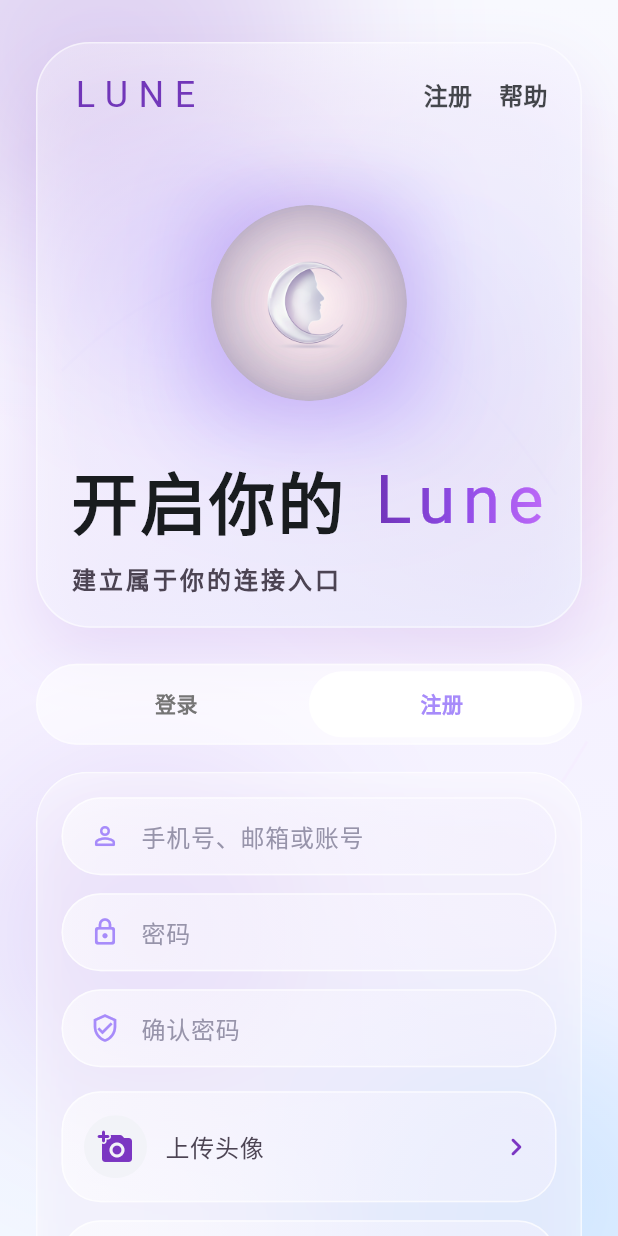
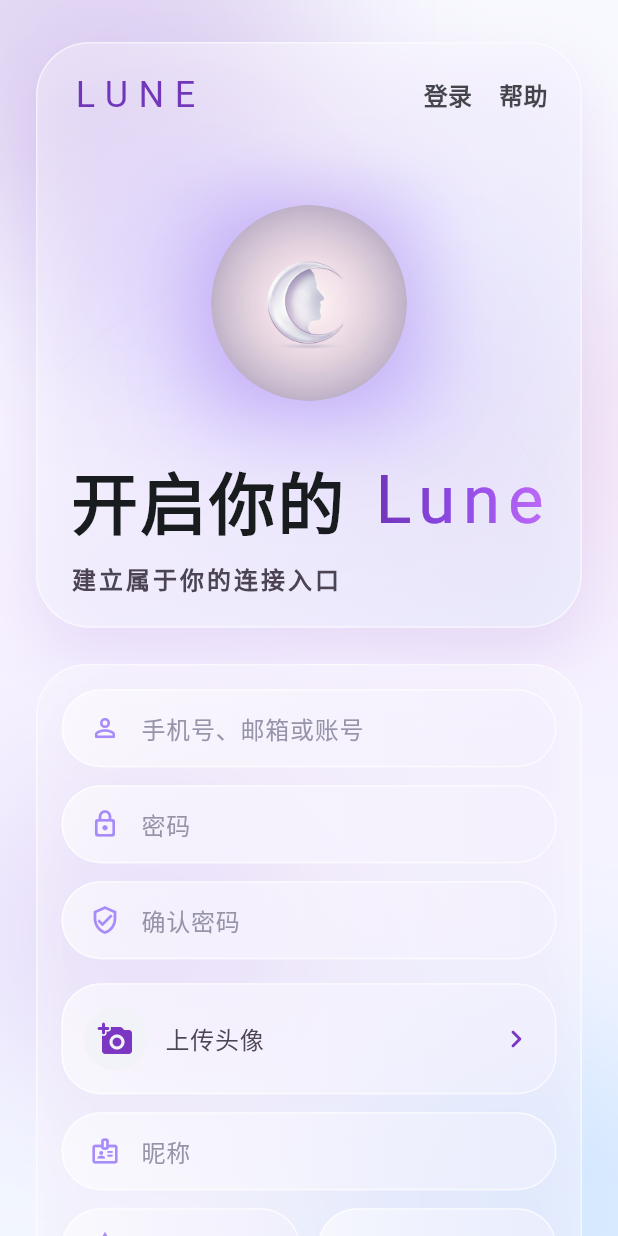
Before and after one commit to ZhaoX19990227/rainbowsocial, a Flutter app: the screen it shows after launch, after a tap on "注册", on a phone screen of 412 x 824 dp. Run offline on Flutter 3.47's test engine with Material 3 defaults, Android fonts, the phone set to English and light mode, and no system bars; our stand-ins replace flutter_riverpod, geocoding, geolocator, image_picker, just_audio, shared_preferences; missing offline and left inert: record; accounts and stored records are empty; Roboto replaces fonts that are missing (PingFang SC).

Commit message:
first commit: merge frontend and backend1

```diff
--- /dev/null
+++ b/rainbow-social-frontend/devtools_options.yaml
@@ -0,0 +1,3 @@
+description: This file stores settings for Dart & Flutter DevTools.
+documentation: https://docs.flutter.dev/tools/devtools/extensions#configure-extension-enablement-states
+extensions:
--- a/rainbow-social-frontend/lib/pages/login_page.dart
+++ b/rainbow-social-frontend/lib/pages/login_page.dart
@@ -125,16 +125,10 @@ class _LoginPageState extends ConsumerState<LoginPage> {
                         isRegisterMode: _isRegisterMode,
                         compact: compact,
                         onRegisterTap: () =>
-                        setState(() => _isRegisterMode = true),
+                            setState(() => _isRegisterMode = !_isRegisterMode),
                         onHelpTap: () => AppFeedback.showToast('帮助功能即将上线'),
                       ),
                       SizedBox(height: compact ? 18 : 24),
-                      _SegmentedAuthSwitch(
-                        isRegisterMode: _isRegisterMode,
-                        onChanged: (value) =>
-                            setState(() => _isRegisterMode = value),
-                      ),
-                      SizedBox(height: compact ? 14 : 18),
                       _FrostedFormCard(
                         compact: compact,
                         child: Column(
@@ -487,6 +481,7 @@ class _LoginHero extends StatelessWidget {
   Widget build(BuildContext context) {
     final titleLead = isRegisterMode ? '开启你的' : '回到你的';
     final subtitle = isRegisterMode ? '建立属于你的连接入口' : '遇见 柔光里的呼吸';
+    final topActionLabel = isRegisterMode ? '登录' : '注册';
 
     return Container(
       padding: EdgeInsets.fromLTRB(
@@ -532,7 +527,7 @@ class _LoginHero extends StatelessWidget {
                 ),
               ),
               _HeroTopLink(
-                label: '注册',
+                label: topActionLabel,
                 onTap: onRegisterTap,
               ),
               const SizedBox(width: 18),
@@ -867,83 +862,6 @@ class _HeroGlow extends StatelessWidget {
               spreadRadius: 10,
             ),
           ],
-        ),
-      ),
-    );
-  }
-}
-
-class _SegmentedAuthSwitch extends StatelessWidget {
-  const _SegmentedAuthSwitch({
-    required this.isRegisterMode,
-    required this.onChanged,
-  });
-
-  final bool isRegisterMode;
-  final ValueChanged<bool> onChanged;
-
-  @override
-  Widget build(BuildContext context) {
-    return Container(
-      padding: const EdgeInsets.all(4),
-      decoration: BoxDecoration(
-        color: Colors.white.withValues(alpha: 0.6),
-        borderRadius: BorderRadius.circular(30),
-        border: Border.all(color: Colors.white.withValues(alpha: 0.5)),
-      ),
-      child: Row(
-        children: [
-          Expanded(
-            child: _SegmentedTab(
-              text: '登录',
-              active: !isRegisterMode,
-              onTap: () => onChanged(false),
-            ),
-          ),
-          Expanded(
-            child: _SegmentedTab(
-              text: '注册',
-              active: isRegisterMode,
-              onTap: () => onChanged(true),
-            ),
-          ),
-        ],
-      ),
-    );
-  }
-}
-
-class _SegmentedTab extends StatelessWidget {
-  const _SegmentedTab({
-    required this.text,
-    required this.active,
-    required this.onTap,
-  });
-
-  final String text;
-  final bool active;
-  final VoidCallback onTap;
-
-  @override
-  Widget build(BuildContext context) {
-    return GestureDetector(
-      onTap: onTap,
-      child: AnimatedContainer(
-        duration: const Duration(milliseconds: 220),
-        curve: Curves.easeOutCubic,
-        height: 44,
-        decoration: BoxDecoration(
-          color: active ? Colors.white : Colors.transparent,
-          borderRadius: BorderRadius.circular(30),
-        ),
-        child: Center(
-          child: Text(
-            text,
-            style: TextStyle(
-              color: active ? const Color(0xFFA78BFA) : Colors.grey.shade600,
-              fontWeight: FontWeight.w600,
-            ),
-          ),
         ),
       ),
     );
--- a/rainbow-social-frontend/lib/pages/splash_page.dart
+++ b/rainbow-social-frontend/lib/pages/splash_page.dart
@@ -1,5 +1,5 @@
 import 'dart:async';
-import 'package:animated_text_kit/animated_text_kit.dart';
+
 import 'package:flutter/material.dart';
 import 'package:flutter_riverpod/flutter_riverpod.dart';
 
@@ -17,10 +17,12 @@ class SplashPage extends ConsumerStatefulWidget {
 
 class _SplashPageState extends ConsumerState<SplashPage> {
   static const Duration _minimumShowDuration = Duration(milliseconds: 1600);
+  static const Duration _maximumWaitDuration = Duration(seconds: 4);
 
   bool _navigated = false;
   AsyncValue? _latestAuthState;
   Timer? _deferredRouteTimer;
+  Timer? _maximumWaitTimer;
   ProviderSubscription<AsyncValue>? _subscription;
   late final DateTime _enteredAt;
 
@@ -29,6 +31,12 @@ class _SplashPageState extends ConsumerState<SplashPage> {
     super.initState();
     _enteredAt = DateTime.now();
     Future<void>.microtask(() {
+      _maximumWaitTimer = Timer(_maximumWaitDuration, () {
+        if (!mounted || _navigated) {
+          return;
+        }
+        _navigateToNext(_latestAuthState ?? const AsyncValue.data(null));
+      });
       _subscription = ref.listenManual<AsyncValue>(
         authControllerProvider,
         (previous, next) {
@@ -65,6 +73,7 @@ class _SplashPageState extends ConsumerState<SplashPage> {
     if (!mounted || _navigated) {
       return;
     }
+    _maximumWaitTimer?.cancel();
     _navigated = true;
     Navigator.of(context).pushReplacementNamed(
       state.valueOrNull == null ? AppRouter.login : AppRouter.main,
@@ -74,6 +83,7 @@ class _SplashPageState extends ConsumerState<SplashPage> {
   @override
   void dispose() {
     _deferredRouteTimer?.cancel();
+    _maximumWaitTimer?.cancel();
     _subscription?.close();
     super.dispose();
   }
@@ -117,36 +127,12 @@ class _SplashPageState extends ConsumerState<SplashPage> {
                     const Spacer(),
                     SizedBox(
                       width: 300,
-                      child: DefaultTextStyle(
-                        style:
-                            Theme.of(context).textTheme.headlineSmall!.copyWith(
-                                  color: AppTheme.textPrimary,
-                                  fontWeight: FontWeight.w700,
-                                  height: 1.4,
-                                  fontFamily: 'PingFang SC',
-                                ),
-                        textAlign: TextAlign.center,
-                        child: AnimatedTextKit(
-                          key: const ValueKey('splash-copy'),
-                          isRepeatingAnimation: false,
-                          repeatForever: false,
-                          totalRepeatCount: 1,
-                          animatedTexts: [
-                            TypewriterAnimatedText(
-                              '回到你的Lune\n遇见 柔光里的呼吸...',
-                              speed: const Duration(milliseconds: 110),
-                              cursor: '▋',
-                              textStyle: Theme.of(context)
-                                  .textTheme
-                                  .headlineSmall!
-                                  .copyWith(
+                      child: _SplashTypewriterCopy(
+                        style: Theme.of(context).textTheme.headlineSmall!.copyWith(
                               color: AppTheme.primaryDark,
                               fontWeight: FontWeight.w700,
                               height: 1.45,
                               fontFamily: 'PingFang SC',
-                                  ),
-                            ),
-                          ],
                             ),
                       ),
                     ),
@@ -173,6 +159,98 @@ class _SplashPageState extends ConsumerState<SplashPage> {
           ],
         ),
       ),
+    );
+  }
+}
+
+class _SplashTypewriterCopy extends StatefulWidget {
+  const _SplashTypewriterCopy({required this.style});
+
+  final TextStyle style;
+
+  @override
+  State<_SplashTypewriterCopy> createState() => _SplashTypewriterCopyState();
+}
+
+class _SplashTypewriterCopyState extends State<_SplashTypewriterCopy> {
+  static const String _lineOne = '回到你的Lune';
+  static const String _lineTwo = '遇见 柔光里的呼吸...';
+  static const Duration _tick = Duration(milliseconds: 95);
+  static const Duration _linePause = Duration(milliseconds: 240);
+
+  Timer? _timer;
+  String _visibleLineOne = '';
+  String _visibleLineTwo = '';
+  bool _showCursor = true;
+  int _step = 0;
+
+  @override
+  void initState() {
+    super.initState();
+    _timer = Timer.periodic(_tick, (_) {
+      if (!mounted) {
+        return;
+      }
+      setState(() {
+        final firstLineLength = _lineOne.length;
+        final pauseSteps =
+            (_linePause.inMilliseconds / _tick.inMilliseconds).round();
+        final secondLineStart = firstLineLength + pauseSteps;
+        final secondLineLength = _lineTwo.length;
+
+        if (_step < firstLineLength) {
+          _visibleLineOne = _lineOne.substring(0, _step + 1);
+        } else if (_step >= secondLineStart &&
+            _step < secondLineStart + secondLineLength) {
+          final secondIndex = _step - secondLineStart + 1;
+          _visibleLineTwo = _lineTwo.substring(0, secondIndex);
+        } else if (_step >= secondLineStart + secondLineLength) {
+          _showCursor = false;
+          _timer?.cancel();
+        }
+
+        _step += 1;
+      });
+    });
+  }
+
+  @override
+  void dispose() {
+    _timer?.cancel();
+    super.dispose();
+  }
+
+  @override
+  Widget build(BuildContext context) {
+    final firstLineLength = _lineOne.length;
+    final pauseSteps =
+        (_linePause.inMilliseconds / _tick.inMilliseconds).round();
+    final secondLineStart = firstLineLength + pauseSteps;
+    final typingLineOne = _step <= firstLineLength;
+    final typingLineTwo = _step > secondLineStart && _visibleLineTwo != _lineTwo;
+    final lineOneText = typingLineOne && _showCursor
+        ? '$_visibleLineOne▋'
+        : _visibleLineOne;
+    final lineTwoText = typingLineTwo && _showCursor
+        ? '$_visibleLineTwo▋'
+        : _visibleLineTwo;
+
+    return Column(
+      key: const ValueKey('splash-copy'),
+      mainAxisSize: MainAxisSize.min,
+      children: [
+        Text(
+          lineOneText,
+          textAlign: TextAlign.center,
+          style: widget.style,
+        ),
+        const SizedBox(height: 4),
+        Text(
+          lineTwoText,
+          textAlign: TextAlign.center,
+          style: widget.style,
+        ),
+      ],
     );
   }
 }
@@ -320,11 +398,39 @@ class _FloatingGlow extends StatelessWidget {
   }
 }
 
-class _FlowingLoadingBar extends StatelessWidget {
+class _FlowingLoadingBar extends StatefulWidget {
   const _FlowingLoadingBar();
 
   @override
+  State<_FlowingLoadingBar> createState() => _FlowingLoadingBarState();
+}
+
+class _FlowingLoadingBarState extends State<_FlowingLoadingBar>
+    with SingleTickerProviderStateMixin {
+  late final AnimationController _controller;
+
+  @override
+  void initState() {
+    super.initState();
+    _controller = AnimationController(
+      vsync: this,
+      duration: const Duration(milliseconds: 1350),
+    )..repeat(reverse: true);
+  }
+
+  @override
+  void dispose() {
+    _controller.dispose();
+    super.dispose();
+  }
+
+  @override
   Widget build(BuildContext context) {
+    return AnimatedBuilder(
+      animation: _controller,
+      builder: (context, _) {
+        final travel = Curves.easeInOutSine.transform(_controller.value);
+        final maxOffset = 168 - 58;
         return Container(
           width: 168,
           height: 6,
@@ -348,8 +454,10 @@ class _FlowingLoadingBar extends StatelessWidget {
                   ),
                 ),
               ),
-          Align(
-            alignment: Alignment.centerLeft,
+              Positioned(
+                left: travel * maxOffset,
+                top: 0,
+                bottom: 0,
                 child: Container(
                   width: 58,
                   decoration: BoxDecoration(
@@ -373,5 +481,7 @@ class _FlowingLoadingBar extends StatelessWidget {
             ],
           ),
         );
+      },
+    );
   }
 }
--- a/rainbow-social-frontend/lib/services/api_client.dart
+++ b/rainbow-social-frontend/lib/services/api_client.dart
@@ -1,7 +1,11 @@
+import 'dart:async';
 import 'dart:convert';
+import 'dart:io';
 import 'dart:typed_data';
 
 import 'package:http/http.dart' as http;
+
+import 'api_config.dart';
 
 class ApiException implements Exception {
   const ApiException(this.message, {required this.statusCode});
@@ -36,7 +40,9 @@ class ApiClient {
     Map<String, String>? query,
   }) async {
     final uri = Uri.parse('$baseUrl$path').replace(queryParameters: query);
-    final response = await http.get(uri, headers: _headers(token));
+    final response = await _send(
+      () => http.get(uri, headers: _headers(token)),
+    );
     return _decode(response);
   }
 
@@ -45,10 +51,12 @@ class ApiClient {
     String? token,
     Map<String, dynamic>? body,
   }) async {
-    final response = await http.post(
+    final response = await _send(
+      () => http.post(
         Uri.parse('$baseUrl$path'),
         headers: _headers(token),
         body: jsonEncode(body ?? const {}),
+      ),
     );
     return _decode(response);
   }
@@ -58,10 +66,12 @@ class ApiClient {
     String? token,
     Map<String, dynamic>? body,
   }) async {
-    final response = await http.put(
+    final response = await _send(
+      () => http.put(
         Uri.parse('$baseUrl$path'),
         headers: _headers(token),
         body: jsonEncode(body ?? const {}),
+      ),
     );
     return _decode(response);
   }
@@ -71,10 +81,12 @@ class ApiClient {
     String? token,
     Map<String, dynamic>? body,
   }) async {
-    final response = await http.delete(
+    final response = await _send(
+      () => http.delete(
         Uri.parse('$baseUrl$path'),
         headers: _headers(token),
         body: jsonEncode(body ?? const {}),
+      ),
     );
     return _decode(response);
   }
@@ -100,9 +112,21 @@ class ApiClient {
       );
     }
 
-    final streamed = await request.send();
+    final streamed = await _send(request.send);
     final response = await http.Response.fromStream(streamed);
     return _decode(response);
+  }
+
+  Future<T> _send<T>(Future<T> Function() request) async {
+    try {
+      return await request().timeout(ApiConfig.requestTimeout);
+    } on TimeoutException {
+      throw const ApiException('连接超时，请检查当前后端地址或网络状态', statusCode: 0);
+    } on SocketException {
+      throw const ApiException('无法连接服务器，请检查当前后端地址或网络状态', statusCode: 0);
+    } on http.ClientException {
+      throw const ApiException('请求发送失败，请稍后重试', statusCode: 0);
+    }
   }
 
   Map<String, String> _headers(
--- a/rainbow-social-frontend/lib/services/api_config.dart
+++ b/rainbow-social-frontend/lib/services/api_config.dart
@@ -1,7 +1,9 @@
 class ApiConfig {
   static const String baseUrl = String.fromEnvironment('API_BASE_URL',
-      defaultValue: 'http://127.0.0.1:8088');
+      defaultValue: 'http://192.168.11.102:8088');
 
   static const String wsBaseUrl = String.fromEnvironment('WS_BASE_URL',
-      defaultValue: 'ws://127.0.0.1:8088/ws');
+      defaultValue: 'ws://192.168.11.102:8088/ws');
+
+  static const Duration requestTimeout = Duration(seconds: 8);
 }
```
Also changed, not shown: rainbow-social-backend/uploads/1774709003925357000.jpg (added), rainbow-social-backend/uploads/1774709019988649000.jpg (added), 3 other files. Lines whose indentation alone changed are shown as unchanged.
